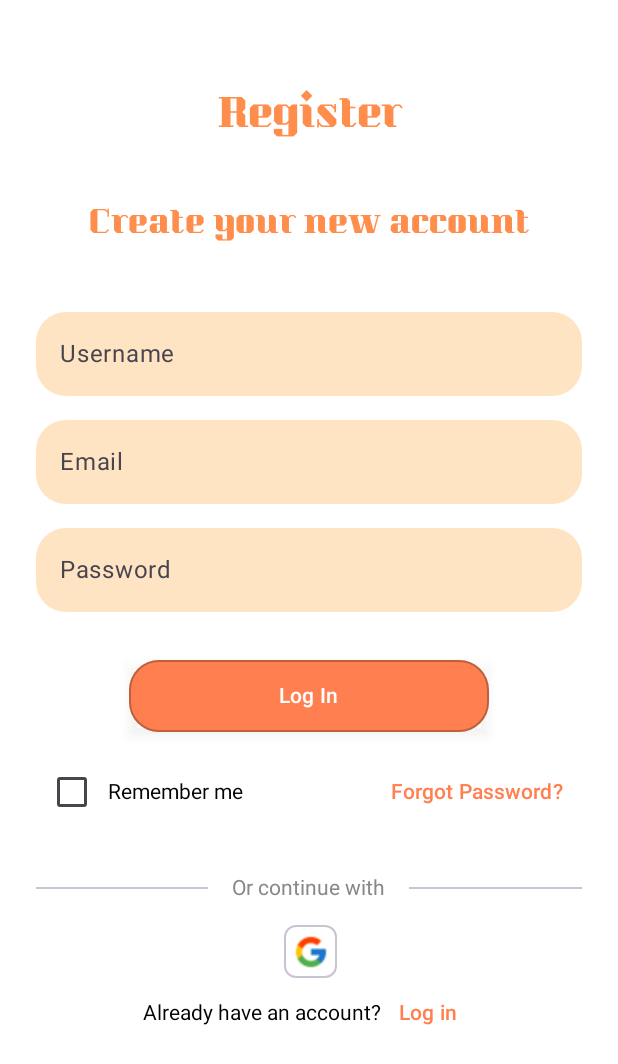
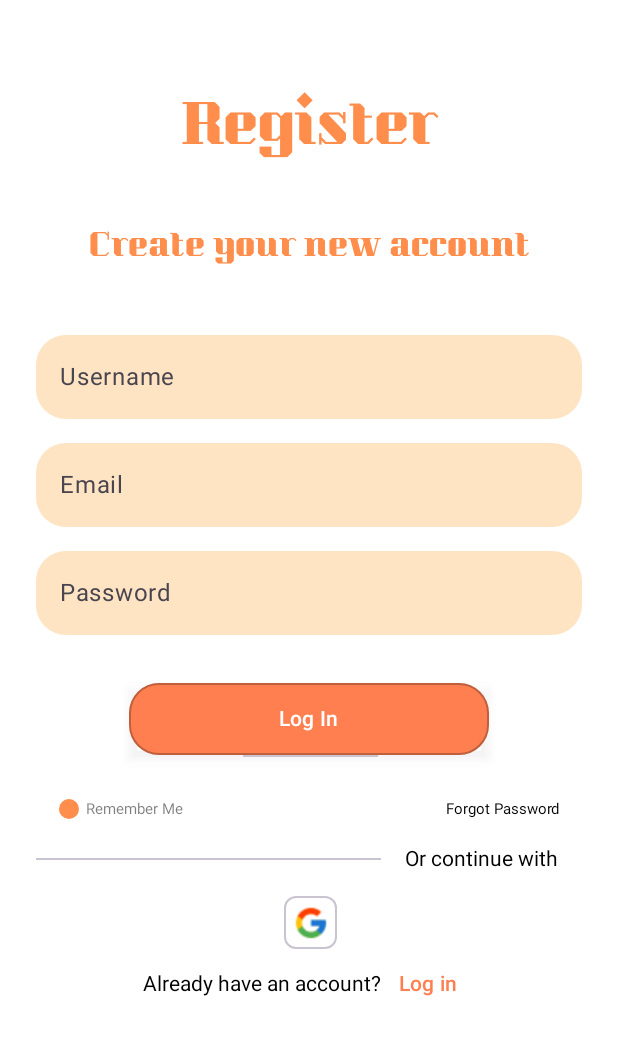
Before and after one commit to macalingagerald/PetPal_diffVer, an Android app built with Jetpack Compose: the @Preview function RegisterScreenPreview, on a phone screen of 412 x 824 dp. Shown: the top 1064 px of the screen. Run offline under Robolectric (Android 15) with nearby library versions, the phone set to English and light mode, and no system bars.

Commit message:
ayaw ko na

```diff
--- a/PetPal2/app/src/main/java/com/example/petpal/MainActivity.kt
+++ b/PetPal2/app/src/main/java/com/example/petpal/MainActivity.kt
@@ -16,8 +16,17 @@ import com.example.petpal.ui.theme.PetPalTheme
 class MainActivity : ComponentActivity() {
     override fun onCreate(savedInstanceState: Bundle?) {
         super.onCreate(savedInstanceState)
+
+        // Enable edge-to-edge content rendering
         enableEdgeToEdge()
+
         setContent {
+            PetPalTheme {
+                // Use Scaffold for material design layout structure
+                Scaffold { paddingValues ->
+                    LoginScreen(modifier = Modifier.padding(paddingValues))
+                }
+            }
         }
     }
 }
--- a/PetPal2/app/src/main/java/com/example/petpal/Register.kt
+++ b/PetPal2/app/src/main/java/com/example/petpal/Register.kt
@@ -26,6 +26,9 @@ import androidx.compose.ui.text.font.Font
 import androidx.compose.ui.text.font.FontFamily
 import androidx.compose.ui.text.font.FontWeight
 import androidx.compose.ui.text.style.TextAlign
+import com.example.petpal.ui.theme.light_orange
+import com.example.petpal.ui.theme.smth_black
+import com.example.petpal.ui.theme.smth_orange
 
 @Composable
 @OptIn(ExperimentalMaterial3Api::class)
@@ -38,6 +41,8 @@ fun RegisterScreen() {
 
     val coral = Color(0xFFFF7F50)
     val peach = Color(0xFFFFE4C4)
+
+    Spacer(modifier = Modifier.height(32.dp))
 
     Column(
         modifier = Modifier
@@ -52,7 +57,7 @@ fun RegisterScreen() {
         Text(
             text = "Register",
             style = TextStyle(
-                fontSize = 25.sp,
+                fontSize = 35.sp,
                 fontFamily = FontFamily(Font(R.font.kumar_one)),
                 fontWeight = FontWeight(400),
                 color = Color(0xFFFF8D4C),
@@ -60,7 +65,7 @@ fun RegisterScreen() {
             )
         )
 
-        Spacer(modifier = Modifier.height(32.dp))
+        Spacer(modifier = Modifier.height(29.dp))
         Text(
             text = "Create your new account",
             style = TextStyle(
@@ -146,29 +151,46 @@ fun RegisterScreen() {
         Row(
             modifier = Modifier
                 .fillMaxWidth()
-                .padding(vertical = 16.dp),
-            verticalAlignment = Alignment.CenterVertically
+                .padding(horizontal = 60.dp),
+            horizontalArrangement = Arrangement.SpaceBetween
         ) {
-            Row(
-                verticalAlignment = Alignment.CenterVertically
-            ) {
-                Checkbox(
-                    checked = rememberMe,
-                    onCheckedChange = { rememberMe = it },
-                    colors = CheckboxDefaults.colors(checkedColor = coral)
+            Button(onClick = {},
+                shape = CircleShape,
+                colors = ButtonDefaults.buttonColors(
+                    containerColor = smth_orange,
+                    contentColor = light_orange
+                ),
+                modifier = Modifier
+                    .size(13.dp)
+                    .offset(y = (29).dp)
+                    .offset(x = (-45).dp)) {
+            }
 
-                )
+            Text(
+                text = "Remember Me",
+                //fontFamily = alata,
+                fontSize = 10.sp,
+                color = smth_black,
+                modifier = Modifier
+                    .offset(y = (30).dp)
+                    .offset(x = (-40).dp)
+            )
 
-                Text("Remember me")
-            }
-            Spacer(modifier = Modifier.weight(1f))
-            TextButton(onClick = { /* Handle forgot password */ }) {
-                Text(
-                    "Forgot Password?",
-                    color = coral
-                )
-            }
+            Divider(modifier = Modifier.weight(0.5f))
+
+
+            Text(
+                text = "Forgot Password",
+                //fontFamily = alata,
+                fontSize = 10.sp,
+                color = Color.Black,
+                modifier = Modifier
+                    .offset(y = (30).dp)
+                    .offset(x = (45).dp)
+            )
         }
+
+        Spacer(modifier = Modifier.height(32.dp))
 
         Row(
             modifier = Modifier
@@ -177,12 +199,13 @@ fun RegisterScreen() {
             verticalAlignment = Alignment.CenterVertically
         ) {
             Divider(modifier = Modifier.weight(1f))
+
+
             Text(
                 "Or continue with",
-                modifier = Modifier.padding(horizontal = 16.dp),
-                color = Color.Gray
-            )
-            Divider(modifier = Modifier.weight(1f))
+                modifier = Modifier.padding(horizontal = 16.dp))
+
+
         }
 
         OutlinedButton(
```
Also changed, not shown: 369 other files.
